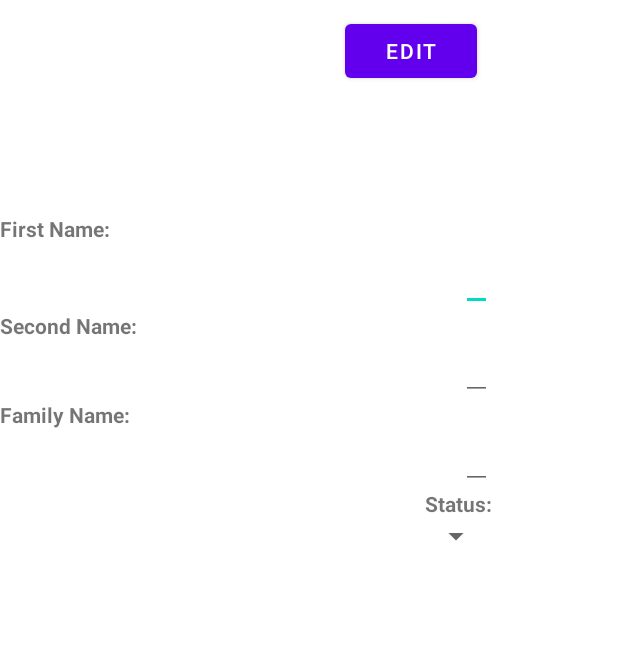
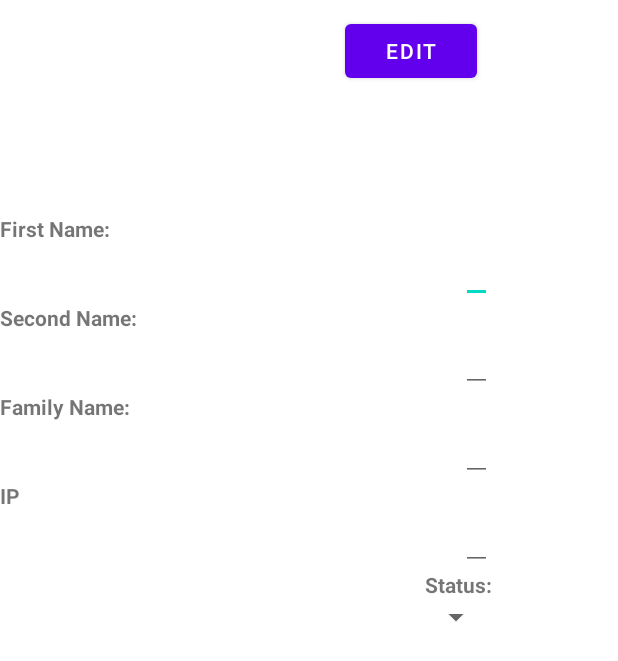
Before and after one commit to AndreAKM/OpenSociery, an Android app: the layout contact_data_fragment.xml on its own in the app's theme, with its tools: preview values and no code run, on a phone screen of 412 x 824 dp. Shown: the top 661 px of the screen. Run offline under Robolectric (Android 15) with nearby library versions, the phone set to English and light mode, and no system bars.

Commit message:
Fix
- fix updating Hash in HashList table

```diff
--- a/app/src/main/java/com/example/opensociety/db/DbStructure.kt
+++ b/app/src/main/java/com/example/opensociety/db/DbStructure.kt
@@ -51,14 +51,14 @@ class DbStructure(context: Context):
                     F_IP + DEFAULT_TEXT + ", " + F_NICK_NAME + DEFAULT_TEXT + ", " +
                     F_FIRST_NAME + DEFAULT_TEXT + ", " + F_SECOND_NAME + DEFAULT_TEXT +", " +
                     F_FAMILY_NAME + DEFAULT_TEXT + ", " + F_AVATAR + DEFAULT_TEXT +", " + F_HASH +
-                    " INTEGER DEFAULT 0 NOT NULL UNIQUE," +
+                    " INTEGER DEFAULT 0 NOT NULL," +
                     F_STATUS + " TEXT DEFAULT \"UNKNOWN\" NOT NULL);")
             db.execSQL("CREATE TABLE " + TB_IP_LIST + "( " + F_ID +
                     " INTEGER PRIMARY KEY AUTOINCREMENT, " + F_IP + DEFAULT_TEXT + ", " +
                     F_CONTACT_ID + DEFAULT_INT + ", UNIQUE (" + F_IP  + ", " + F_CONTACT_ID + "));");
             db.execSQL("CREATE TABLE " + TB_HASH_LIST + "( " + F_ID +
-                    " INTEGER PRIMARY KEY AUTOINCREMENT, " + F_HASH + DEFAULT_TEXT + ", " +
-                    F_CONTACT_ID + DEFAULT_INT + ", UNIQUE (" + F_HASH  + ", " +
+                    " INTEGER PRIMARY KEY AUTOINCREMENT, " + F_HASH + " INTEGER NOT NULL" + ", " +
+                    F_CONTACT_ID + " INTEGER NOT NULL" + ", UNIQUE (" + F_HASH  + ", " +
                     F_CONTACT_ID + "));");
             db.execSQL("CREATE TABLE " + TB_NEWS + "( " + F_ID +
                 " INTEGER PRIMARY KEY AUTOINCREMENT, " + F_MESSAGE_ID + " INTEGER);");
--- a/app/src/main/java/com/example/opensociety/ui/contacts/ContactData.kt
+++ b/app/src/main/java/com/example/opensociety/ui/contacts/ContactData.kt
@@ -88,6 +88,7 @@ class ContactData : Fragment() {
             _binding.firsName.setText(friend!!.first_name)
             _binding.secondName.setText(friend!!.second_name)
             _binding.familyName.setText(friend!!.family_name)
+            _binding.IP.setText(friend!!.ip)
             _binding.status.setSelection(friend!!.status.ordinal)
         }
         _binding.status.isEnabled = false;
--- a/app/src/main/res/layout/contact_data_fragment.xml
+++ b/app/src/main/res/layout/contact_data_fragment.xml
@@ -63,6 +63,8 @@
             android:id="@+id/firs_name"
             android:layout_gravity="right"
             android:inputType="none"
+            android:clickable="false"
+            android:textAppearance="?android:attr/textAppearanceSmall"
             android:layout_width="wrap_content"
             android:layout_height="wrap_content"/>
 
@@ -79,6 +81,7 @@
             android:layout_width="wrap_content"
             android:layout_height="wrap_content"
             android:inputType="none"
+            android:clickable="false"
             android:textAppearance="?android:attr/textAppearanceSmall"
             android:layout_gravity="right"/>
 
@@ -95,6 +98,25 @@
             android:layout_width="wrap_content"
             android:layout_height="wrap_content"
             android:inputType="none"
+            android:clickable="false"
+            android:textAppearance="?android:attr/textAppearanceSmall"
+            android:layout_gravity="right"/>
+
+        <TextView
+            android:layout_width="wrap_content"
+            android:layout_height="wrap_content"
+            android:textAppearance="?android:attr/textAppearanceSmall"
+            android:layout_gravity="left"
+            android:textStyle="bold"
+            android:text="IP"/>
+
+        <EditText
+            android:id="@+id/IP"
+            android:layout_width="wrap_content"
+            android:layout_height="wrap_content"
+            android:inputType="numberDecimal"
+            android:clickable="false"
+            android:digits="0123456789."
             android:textAppearance="?android:attr/textAppearanceSmall"
             android:layout_gravity="right"/>
 
--- a/app/src/main/res/layout/contact_recycle_item.xml
+++ b/app/src/main/res/layout/contact_recycle_item.xml
@@ -1,7 +1,7 @@
 <?xml version="1.0" encoding="utf-8"?>
 <LinearLayout xmlns:android="http://schemas.android.com/apk/res/android"
     android:layout_width="match_parent"
-    android:layout_height="match_parent"
+    android:layout_height="wrap_content"
     android:orientation="vertical">
     <TextView
         android:id="@+id/name"
--- a/app/src/main/res/navigation/mobile_navigation.xml
+++ b/app/src/main/res/navigation/mobile_navigation.xml
@@ -39,7 +39,7 @@
         <argument
             android:name="@string/contact_data"
             app:argType="string"
-            android:defaultValue="null" />
+            android:defaultValue="@null" />
         <argument
             android:name="@string/contact_id"
             app:argType="integer"
```
Also changed, not shown: app/src/main/java/com/example/opensociety/db/Contacts.kt (+7 -2 lines), app/src/main/java/com/example/opensociety/db/DBContentProvider.kt (+15 -0 lines), app/src/main/java/com/example/opensociety/ui/contacts/ContactsFragment.kt (+7 -1 lines).
